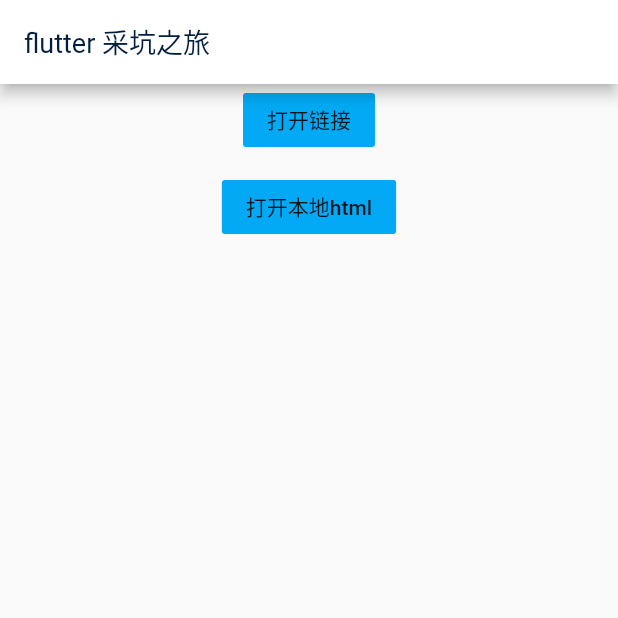
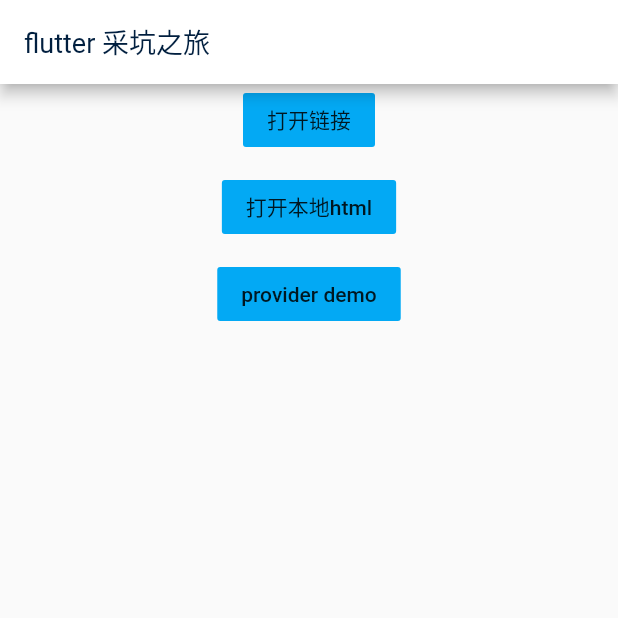
Before and after one commit to ShuaiJing/flutter_application_jing, a Flutter app: the screen it shows after launch, on a phone screen of 412 x 824 dp, the top half of it. Run offline on Flutter 3.47's test engine with Material 2 defaults, Android fonts, the phone set to English and light mode, and no system bars; our stand-ins replace connectivity, webview_flutter.

Commit message:
Added：provider demo

```diff
--- a/lib/screens/home_screen.dart
+++ b/lib/screens/home_screen.dart
@@ -1,5 +1,6 @@
 import 'package:flutter/cupertino.dart';
 import 'package:flutter/material.dart';
+import 'package:jing/screens/provider_demo_screen.dart';
 
 import 'browser_screen.dart';
 
@@ -44,6 +45,18 @@ class HomeScreen extends StatelessWidget {
                   );
                 },
                 child: Text('打开本地html')),
+            SizedBox(
+              height: 10,
+              width: double.infinity,
+            ),
+            FlatButton(
+                color: Colors.lightBlue,
+                onPressed: () {
+                  Navigator.of(context).pushNamed(
+                    ProviderDemoScreen.routeName,
+                  );
+                },
+                child: Text('provider demo')),
           ],
         ),
       ),
```
